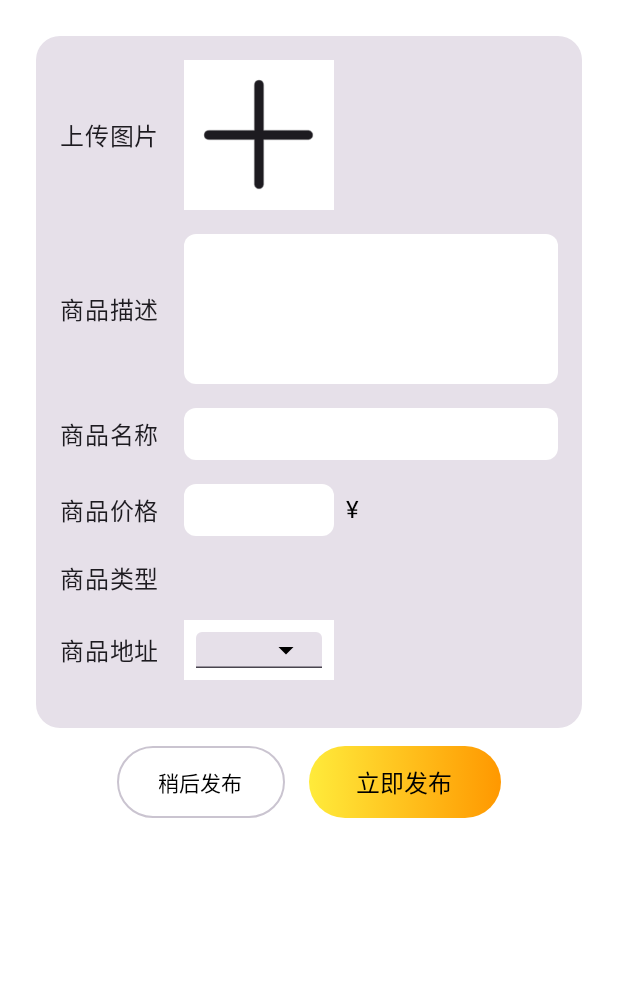
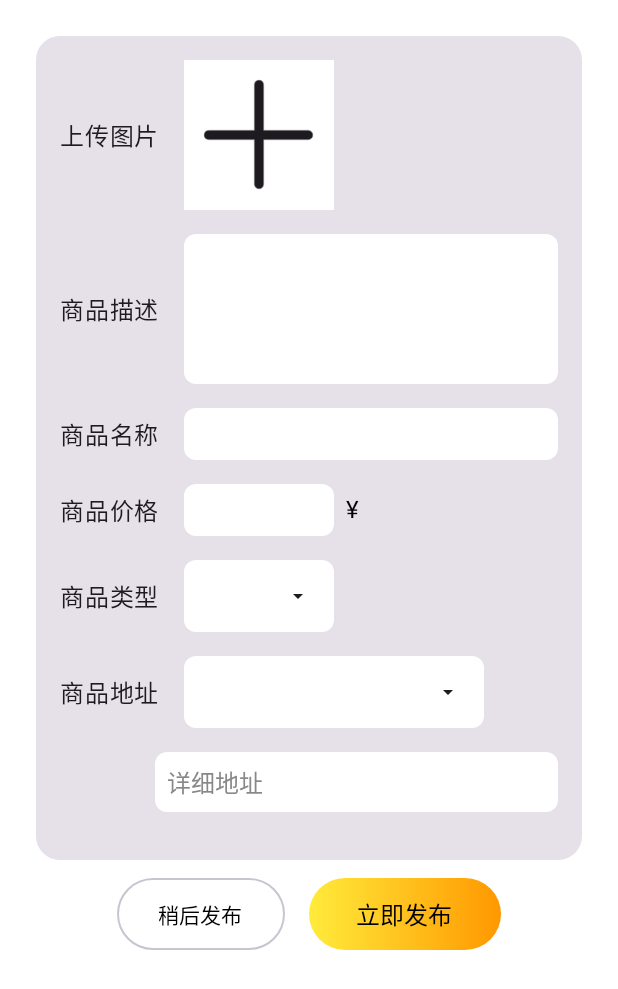
Before and after one commit to 1916737714/SecondHandTradeSystem, an Android app built with Jetpack Compose: the @Preview function PreviewPublishProductScreen, on a phone screen of 412 x 824 dp. Shown: the top 989 px of the screen. Run offline under Robolectric (Android 15) with nearby library versions, the phone set to English and light mode, and no system bars.

```diff
--- a/app/build.gradle.kts
+++ b/app/build.gradle.kts
@@ -60,6 +60,7 @@ dependencies {
     implementation(libs.androidx.ui.tooling.preview)
     implementation(libs.androidx.material3)
 
+
     implementation("com.squareup.retrofit2:retrofit:2.9.0")
     implementation("com.squareup.retrofit2:converter-gson:2.9.0")
     implementation("androidx.datastore:datastore-preferences:1.1.1")
--- a/app/src/main/java/com/example/andoirdsecondhandtradingsystem/Goods/GoodsManage.kt
+++ b/app/src/main/java/com/example/andoirdsecondhandtradingsystem/Goods/GoodsManage.kt
@@ -20,13 +20,18 @@ import androidx.compose.foundation.layout.Spacer
 import androidx.compose.foundation.layout.fillMaxSize
 import androidx.compose.foundation.layout.fillMaxWidth
 import androidx.compose.foundation.layout.height
+import androidx.compose.foundation.layout.heightIn
 import androidx.compose.foundation.layout.padding
 import androidx.compose.foundation.layout.size
 import androidx.compose.foundation.layout.width
+import androidx.compose.foundation.lazy.LazyColumn
+import androidx.compose.foundation.lazy.items
+import androidx.compose.foundation.rememberScrollState
 import androidx.compose.foundation.shape.RoundedCornerShape
 import androidx.compose.foundation.text.BasicTextField
 import androidx.compose.foundation.text.KeyboardActions
 import androidx.compose.foundation.text.KeyboardOptions
+import androidx.compose.foundation.verticalScroll
 import androidx.compose.material.icons.Icons
 import androidx.compose.material.icons.filled.ArrowDropDown
 import androidx.compose.material3.Button
@@ -36,16 +41,13 @@ import androidx.compose.material3.DropdownMenu
 import androidx.compose.material3.DropdownMenuItem
 import androidx.compose.material3.ExperimentalMaterial3Api
 import androidx.compose.material3.Icon
-import androidx.compose.material3.LocalTextStyle
 import androidx.compose.material3.MaterialTheme
 import androidx.compose.material3.OutlinedButton
 import androidx.compose.material3.Tab
 import androidx.compose.material3.TabRow
-
 import androidx.compose.material3.Text
-import androidx.compose.material3.TextField
-import androidx.compose.material3.TextFieldDefaults
 import androidx.compose.runtime.Composable
+import androidx.compose.runtime.LaunchedEffect
 import androidx.compose.runtime.getValue
 import androidx.compose.runtime.mutableStateOf
 import androidx.compose.runtime.remember
@@ -53,18 +55,24 @@ import androidx.compose.runtime.setValue
 import androidx.compose.ui.Alignment
 import androidx.compose.ui.Modifier
 import androidx.compose.ui.draw.clip
+import androidx.compose.ui.geometry.Offset
 import androidx.compose.ui.graphics.Brush
 import androidx.compose.ui.graphics.Color
 import androidx.compose.ui.graphics.ImageBitmap
 import androidx.compose.ui.graphics.asImageBitmap
 import androidx.compose.ui.graphics.painter.BitmapPainter
 import androidx.compose.ui.layout.ContentScale
+import androidx.compose.ui.layout.onGloballyPositioned
+import androidx.compose.ui.layout.positionInRoot
 import androidx.compose.ui.platform.LocalContext
+import androidx.compose.ui.platform.LocalDensity
 import androidx.compose.ui.res.painterResource
 import androidx.compose.ui.text.TextStyle
 import androidx.compose.ui.text.input.ImeAction
 import androidx.compose.ui.text.input.KeyboardType
+import androidx.compose.ui.text.input.TextFieldValue
 import androidx.compose.ui.tooling.preview.Preview
+import androidx.compose.ui.unit.DpOffset
 import androidx.compose.ui.unit.dp
 import androidx.compose.ui.unit.sp
 import com.example.andoirdsecondhandtradingsystem.R
@@ -95,15 +103,11 @@ fun GoodsManage(){
     }
 }
 
-
-@OptIn(ExperimentalMaterial3Api::class)
 @Composable
 fun PublishProductScreen() {
     var productName by remember { mutableStateOf("") }
     var productDescription by remember { mutableStateOf("") }
     var productPrice by remember { mutableStateOf("") }
-    var productType by remember { mutableStateOf("") }
-    var productLocation by remember { mutableStateOf("") }
     var productImage: ImageBitmap? by remember { mutableStateOf(null) }
 
     val context = LocalContext.current
@@ -252,38 +256,70 @@ fun PublishProductScreen() {
 
             Spacer(modifier = Modifier.height(16.dp))
 
-            // 商品类型
+
+            //商品类型
+            var productType by remember { mutableStateOf("") }
+            var expandedType by remember { mutableStateOf(false) }
+            val categories = listOf("类型1", "类型2", "类型3", "类型4", "类型5")
+
+            var dropdownWidth by remember { mutableStateOf(0) }
+            var boxOffset by remember { mutableStateOf(Offset.Zero) }
+            val density = LocalDensity.current
+
             Row(
                 verticalAlignment = Alignment.CenterVertically
             ) {
                 Text("商品类型", style = MaterialTheme.typography.bodyLarge)
                 Spacer(modifier = Modifier.width(16.dp))
-                var expandedType by remember { mutableStateOf(false) }
-                val categories = listOf("类型1", "类型2", "类型3", "类型4", "类型5")
-                Box {
-//                    BasicTextField(
-//                        value = productType,
-//                        onValueChange = { productType = it },
-//                        modifier = Modifier
-//
-//                            .background(Color.White)
-//                            .padding(8.dp)
-//                            .clickable { expandedType = true },
-//                        textStyle = TextStyle(color = Color.Black, fontSize = 16.sp),
-//                        readOnly = true
-//                    )
+
+                Box(
+                    modifier = Modifier
+                        .width(100.dp)
+                        .height(48.dp)
+                        .background(Color.White, RoundedCornerShape(8.dp))
+                        .clickable { expandedType = true }
+                        .padding(16.dp)
+                        .onGloballyPositioned { coordinates ->
+                            dropdownWidth = coordinates.size.width
+                            boxOffset = coordinates.positionInRoot()
+                        }
+                ) {
+                    Row(
+                        Modifier.fillMaxSize(),
+                        verticalAlignment = Alignment.CenterVertically
+                    ) {
+                        Text(
+                            text = productType,
+                            style = TextStyle(color = Color.Black, fontSize = 16.sp),
+                            modifier = Modifier.weight(1f)
+                        )
+                        Icon(
+                            imageVector = Icons.Default.ArrowDropDown,
+                            contentDescription = null
+                        )
+                    }
+
                     DropdownMenu(
                         expanded = expandedType,
-                        onDismissRequest = { expandedType = false }
+                        onDismissRequest = { expandedType = false },
+                        modifier = Modifier.width(with(density) { dropdownWidth.toDp() }),
+                        offset = DpOffset(x = 0.dp, y = with(density) { -boxOffset.y.toDp() - 48.dp })
+                    ) {
+                        Column(
+                            modifier = Modifier
+                                .heightIn(max = 200.dp)  // 设置最大高度
+                                .verticalScroll(rememberScrollState())  // 添加垂直滚动
                         ) {
                             categories.forEach { category ->
                                 DropdownMenuItem(
+                                    text = { Text(category) },
                                     onClick = {
-                                    productType = category
+                                        productType = (category)
                                         expandedType = false
                                     },
-                                text = { Text(category) }
+                                    modifier = Modifier.fillMaxWidth()
                                 )
+                            }
                         }
                     }
                 }
@@ -291,56 +327,107 @@ fun PublishProductScreen() {
 
             Spacer(modifier = Modifier.height(16.dp))
 
+            //商品地址
             var productLocation by remember { mutableStateOf("") }
             var expandedLocation by remember { mutableStateOf(false) }
-            val locations = listOf("北京", "上海", "广州", "深圳", "杭州")
+            val locations = listOf("北京", "上海", "广州", "深圳", "杭州","广西壮族自治区")
 
-            // 商品所在地
+
             Row(
                 verticalAlignment = Alignment.CenterVertically
             ) {
                 Text("商品地址", style = MaterialTheme.typography.bodyLarge)
                 Spacer(modifier = Modifier.width(16.dp))
 
-                Box {
-                    TextField(
-                        value = productLocation,
-                        onValueChange = {},
+                Box(
                     modifier = Modifier
+                        .width(200.dp)
+                        .height(48.dp)
+                        .background(Color.White, RoundedCornerShape(8.dp))
                         .clickable { expandedLocation = true }
-                            .background(Color.White)
-                            .width(100.dp)
-                            .height(40.dp)
-                            .padding(8.dp),
-                        textStyle = TextStyle(color = Color.Black, fontSize = 16.sp),
-                        readOnly = true,
-                        trailingIcon = {
+                        .padding(16.dp)
+                        .onGloballyPositioned { coordinates ->
+                            dropdownWidth = coordinates.size.width
+                            boxOffset = coordinates.positionInRoot()
+                        }
+                ) {
+                    Row(
+                        Modifier.fillMaxSize(),
+                        verticalAlignment = Alignment.CenterVertically
+                    ) {
+                        Text(
+                            text = productLocation,
+                            style = TextStyle(color = Color.Black, fontSize = 16.sp),
+                            modifier = Modifier.weight(1f)
+                        )
                         Icon(
                             imageVector = Icons.Default.ArrowDropDown,
-                                contentDescription = null,
-                                tint = Color.Black
+                            contentDescription = null
                         )
-                        },
-
-                    )
+                    }
 
                     DropdownMenu(
                         expanded = expandedLocation,
-                        onDismissRequest = { expandedLocation = false }
+                        onDismissRequest = { expandedLocation = false },
+                        modifier = Modifier.width(with(density) { dropdownWidth.toDp() }),
+                        offset = DpOffset(x = 0.dp, y = with(density) { -boxOffset.y.toDp() - 48.dp })
+                    ) {
+                        Column(
+                            modifier = Modifier
+                                .heightIn(max = 200.dp)  // 设置最大高度
+                                .verticalScroll(rememberScrollState())  // 添加垂直滚动
                         ) {
                             locations.forEach { location ->
                                 DropdownMenuItem(
                                     text = { Text(location) },
                                     onClick = {
-                                    productLocation = location
+                                        productLocation =(location)
                                         expandedLocation = false
-                                }
+                                    },
+                                    modifier = Modifier.fillMaxWidth()
                                 )
                             }
                         }
                     }
                 }
+            }
 
+            Spacer(modifier = Modifier.height(16.dp))
+
+
+            //详细地址
+            var detailAddrress by remember { mutableStateOf("") }
+            Row {
+                Text("                   ")
+                Spacer(modifier = Modifier.height(16.dp))
+                BasicTextField(
+                    value = detailAddrress,
+                    onValueChange = { detailAddrress = it },
+                    modifier = Modifier
+                        .weight(1f)
+                        .background(Color.White, RoundedCornerShape(8.dp))
+                        .padding(8.dp),
+                    textStyle = TextStyle(color = Color.Black, fontSize = 16.sp),
+                    keyboardOptions = KeyboardOptions.Default.copy(imeAction = ImeAction.Next),
+                    decorationBox = { innerTextField ->
+                        if (detailAddrress.isEmpty()) {
+                            Text(
+                                text = "详细地址",
+                                style = TextStyle(color = Color.Gray, fontSize = 16.sp)
+                            )
+                        }
+                        innerTextField()
+                    }
+                )
+            }
+
+
+            var mergedAddress by remember { mutableStateOf("") }
+
+            // 合并地址逻辑,任意一方变化，则更新合并地址
+            LaunchedEffect(productLocation, detailAddrress) {
+                mergedAddress = "$productLocation $detailAddrress"
+            }
 
 
 
@@ -401,17 +488,36 @@ fun PublishProductScreen() {
 fun PreviewPublishProductScreen() {
     PublishProductScreen()
 }
-
+//待发布商品界面
 @Composable
 fun PendingProductScreen() {
-    // 示例：展示待发布商品的列表
+    // 示例商品数据
+    val products = List(10) { index ->
+        Product(
+            name = "商品名称 $index",
+            price = "￥${index * 10 + 0.99}",
+            imageRes = R.drawable.image5 // 替换为实际的图片资源ID
+        )
+    }
 
+    LazyColumn(
+        modifier = Modifier.fillMaxSize(),
+        contentPadding = PaddingValues(8.dp)
+    ) {
+        items(products) { product ->
+            ProductCard(product = product)
+            Spacer(modifier = Modifier.height(4.dp))
+        }
+    }
+}
+//待发布商品卡片
+@Composable
+fun ProductCard(product: Product) {
     Card(
         modifier = Modifier
             .fillMaxWidth()
-            .padding(12.dp),
-//        elevation = 4.dp,  // 设置卡片阴影
-        shape = RoundedCornerShape(16.dp)  // 设置卡片圆角
+            .padding(4.dp),
+        shape = RoundedCornerShape(16.dp)
     ) {
         Column(modifier = Modifier.padding(8.dp)) {
             Box {
@@ -419,23 +525,30 @@ fun PendingProductScreen() {
                     Box(
                         modifier = Modifier
                             .size(50.dp)
-                            .clip(RoundedCornerShape(16.dp))  // 设置图片圆角
+                            .clip(RoundedCornerShape(16.dp))
                     ) {
                         Image(
-                            painter = painterResource(id = R.drawable.image5),
+                            painter = painterResource(id = product.imageRes),
                             contentDescription = null,
                             modifier = Modifier.fillMaxSize(),
                             contentScale = ContentScale.Crop
                         )
                     }
-                    Spacer(modifier = Modifier.width(8.dp))
+                    Spacer(modifier = Modifier.width(4.dp))
                     Column {
-                        Text("商品名称", style = MaterialTheme.typography.titleLarge)
-//                        Spacer(modifier = Modifier.height(4.dp))
-                        Text("商品价格 ￥", style = MaterialTheme.typography.bodyLarge)
+                        Text(product.name, style = MaterialTheme.typography.titleLarge)
+                        Text(product.price, style = MaterialTheme.typography.bodyLarge)
                     }
                 }
             }
         }
     }
 }
+
+// 数据类表示商品
+data class Product(
+    val name: String,
+    val price: String,
+    val imageRes: Int,
+    val id: Int = name.hashCode() // 确保每个产品有唯一的 ID
+)
--- a/app/src/main/res/values/strings.xml
+++ b/app/src/main/res/values/strings.xml
@@ -12,4 +12,4 @@
     <string name="str_main_title_message">消息</string>
     <string name="str_main_title_mine">我的</string>
     <string name="str_main_title_add"> </string>
-</resources>
+  </resources>
```
Also changed, not shown: app/src/main/java/com/example/andoirdsecondhandtradingsystem/BottomNavigation.kt (+16 -3 lines), app/src/main/java/com/example/andoirdsecondhandtradingsystem/Login.kt (+42 -46 lines), app/src/main/java/com/example/andoirdsecondhandtradingsystem/MainActivity.kt (+31 -23 lines), app/src/main/java/com/example/andoirdsecondhandtradingsystem/Message/MessageScreen.kt (+8 -4 lines), app/src/main/java/com/example/andoirdsecondhandtradingsystem/data/ApiResponse.kt (+11 -3 lines), app/src/main/java/com/example/andoirdsecondhandtradingsystem/data/ApiService.kt (+9 -0 lines), app/src/main/java/com/example/andoirdsecondhandtradingsystem/data/AuthViewModel.kt (+83 -12 lines), app/src/main/java/com/example/andoirdsecondhandtradingsystem/data/DataDeserializer.kt (+11 -16 lines). Lines whose indentation alone changed are shown as unchanged.
